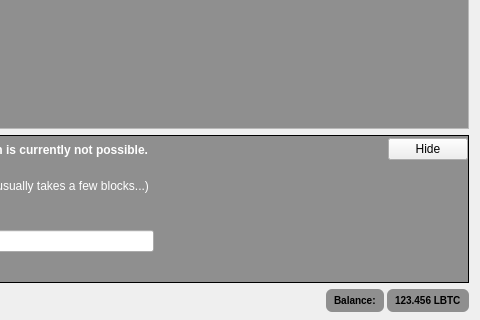
Above: src/qt/forms/sendcoinsdialog.ui from litebitcoins/litebitcoin before the change; both pictures show x 370 to 850 and y 206 to 526 of the 850 by 526 pixel window. Below: the same form after it.
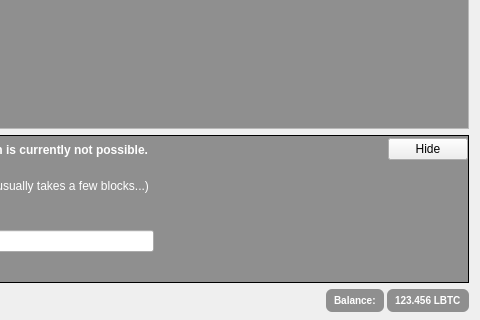
That is the form after the change. Icons and pictures are not drawn. Custom widgets are drawn as their Qt base class.

Patch:
```diff
--- a/src/qt/forms/sendcoinsdialog.ui
+++ b/src/qt/forms/sendcoinsdialog.ui
@@ -2650,6 +2650,160 @@
            <verstretch>0</verstretch>
           </sizepolicy>
          </property>
+         <property name="palette">
+          <palette>
+           <active>
+            <colorrole role="WindowText">
+             <brush brushstyle="SolidPattern">
+              <color alpha="255">
+               <red>255</red>
+               <green>255</green>
+               <blue>255</blue>
+              </color>
+             </brush>
+            </colorrole>
+            <colorrole role="Button">
+             <brush brushstyle="LinearGradientPattern">
+              <gradient startx="0.500000000000000" starty="0.000000000000000" endx="0.500000000000000" endy="1.000000000000000" type="LinearGradient" spread="PadSpread" coordinatemode="ObjectBoundingMode">
+               <gradientstop position="0.500000000000000">
+                <color alpha="102">
+                 <red>0</red>
+                 <green>0</green>
+                 <blue>0</blue>
+                </color>
+               </gradientstop>
+              </gradient>
+             </brush>
+            </colorrole>
+            <colorrole role="Base">
+             <brush brushstyle="LinearGradientPattern">
+              <gradient startx="0.500000000000000" starty="0.000000000000000" endx="0.500000000000000" endy="1.000000000000000" type="LinearGradient" spread="PadSpread" coordinatemode="ObjectBoundingMode">
+               <gradientstop position="0.500000000000000">
+                <color alpha="102">
+                 <red>0</red>
+                 <green>0</green>
+                 <blue>0</blue>
+                </color>
+               </gradientstop>
+              </gradient>
+             </brush>
+            </colorrole>
+            <colorrole role="Window">
+             <brush brushstyle="LinearGradientPattern">
+              <gradient startx="0.500000000000000" starty="0.000000000000000" endx="0.500000000000000" endy="1.000000000000000" type="LinearGradient" spread="PadSpread" coordinatemode="ObjectBoundingMode">
+               <gradientstop position="0.500000000000000">
+                <color alpha="102">
+                 <red>0</red>
+                 <green>0</green>
+                 <blue>0</blue>
+                </color>
+               </gradientstop>
+              </gradient>
+             </brush>
+            </colorrole>
+           </active>
+           <inactive>
+            <colorrole role="WindowText">
+             <brush brushstyle="SolidPattern">
+              <color alpha="255">
+               <red>255</red>
+               <green>255</green>
+               <blue>255</blue>
+              </color>
+             </brush>
+            </colorrole>
+            <colorrole role="Button">
+             <brush brushstyle="LinearGradientPattern">
+              <gradient startx="0.500000000000000" starty="0.000000000000000" endx="0.500000000000000" endy="1.000000000000000" type="LinearGradient" spread="PadSpread" coordinatemode="ObjectBoundingMode">
+               <gradientstop position="0.500000000000000">
+                <color alpha="102">
+                 <red>0</red>
+                 <green>0</green>
+                 <blue>0</blue>
+                </color>
+               </gradientstop>
+              </gradient>
+             </brush>
+            </colorrole>
+            <colorrole role="Base">
+             <brush brushstyle="LinearGradientPattern">
+              <gradient startx="0.500000000000000" starty="0.000000000000000" endx="0.500000000000000" endy="1.000000000000000" type="LinearGradient" spread="PadSpread" coordinatemode="ObjectBoundingMode">
+               <gradientstop position="0.500000000000000">
+                <color alpha="102">
+                 <red>0</red>
+                 <green>0</green>
+                 <blue>0</blue>
+                </color>
+               </gradientstop>
+              </gradient>
+             </brush>
+            </colorrole>
+            <colorrole role="Window">
+             <brush brushstyle="LinearGradientPattern">
+              <gradient startx="0.500000000000000" starty="0.000000000000000" endx="0.500000000000000" endy="1.000000000000000" type="LinearGradient" spread="PadSpread" coordinatemode="ObjectBoundingMode">
+               <gradientstop position="0.500000000000000">
+                <color alpha="102">
+                 <red>0</red>
+                 <green>0</green>
+                 <blue>0</blue>
+                </color>
+               </gradientstop>
+              </gradient>
+             </brush>
+            </colorrole>
+           </inactive>
+           <disabled>
+            <colorrole role="WindowText">
+             <brush brushstyle="SolidPattern">
+              <color alpha="255">
+               <red>120</red>
+               <green>120</green>
+               <blue>120</blue>
+              </color>
+             </brush>
+            </colorrole>
+            <colorrole role="Button">
+             <brush brushstyle="LinearGradientPattern">
+              <gradient startx="0.500000000000000" starty="0.000000000000000" endx="0.500000000000000" endy="1.000000000000000" type="LinearGradient" spread="PadSpread" coordinatemode="ObjectBoundingMode">
+               <gradientstop position="0.500000000000000">
+                <color alpha="102">
+                 <red>0</red>
+                 <green>0</green>
+                 <blue>0</blue>
+                </color>
+               </gradientstop>
+              </gradient>
+             </brush>
+            </colorrole>
+            <colorrole role="Base">
+             <brush brushstyle="LinearGradientPattern">
+              <gradient startx="0.500000000000000" starty="0.000000000000000" endx="0.500000000000000" endy="1.000000000000000" type="LinearGradient" spread="PadSpread" coordinatemode="ObjectBoundingMode">
+               <gradientstop position="0.500000000000000">
+                <color alpha="102">
+                 <red>0</red>
+                 <green>0</green>
+                 <blue>0</blue>
+                </color>
+               </gradientstop>
+              </gradient>
+             </brush>
+            </colorrole>
+            <colorrole role="Window">
+             <brush brushstyle="LinearGradientPattern">
+              <gradient startx="0.500000000000000" starty="0.000000000000000" endx="0.500000000000000" endy="1.000000000000000" type="LinearGradient" spread="PadSpread" coordinatemode="ObjectBoundingMode">
+               <gradientstop position="0.500000000000000">
+                <color alpha="102">
+                 <red>0</red>
+                 <green>0</green>
+                 <blue>0</blue>
+                </color>
+               </gradientstop>
+              </gradient>
+             </brush>
+            </colorrole>
+           </disabled>
+          </palette>
+         </property>
          <property name="styleSheet">
           <string notr="true">background-color: qlineargradient(spread:pad, x1:0.5, y1:0, x2:0.5, y2:1, stop:0.5 rgba(0, 0, 0, 102));
 border:0;
@@ -2674,6 +2828,160 @@
            <verstretch>0</verstretch>
           </sizepolicy>
          </property>
+         <property name="palette">
+          <palette>
+           <active>
+            <colorrole role="WindowText">
+             <brush brushstyle="SolidPattern">
+              <color alpha="255">
+               <red>255</red>
+               <green>255</green>
+               <blue>255</blue>
+              </color>
+             </brush>
+            </colorrole>
+            <colorrole role="Button">
+             <brush brushstyle="LinearGradientPattern">
+              <gradient startx="0.500000000000000" starty="0.000000000000000" endx="0.500000000000000" endy="1.000000000000000" type="LinearGradient" spread="PadSpread" coordinatemode="ObjectBoundingMode">
+               <gradientstop position="0.500000000000000">
+                <color alpha="102">
+                 <red>0</red>
+                 <green>0</green>
+                 <blue>0</blue>
+                </color>
+               </gradientstop>
+              </gradient>
+             </brush>
+            </colorrole>
+            <colorrole role="Base">
+             <brush brushstyle="LinearGradientPattern">
+              <gradient startx="0.500000000000000" starty="0.000000000000000" endx="0.500000000000000" endy="1.000000000000000" type="LinearGradient" spread="PadSpread" coordinatemode="ObjectBoundingMode">
+               <gradientstop position="0.500000000000000">
+                <color alpha="102">
+                 <red>0</red>
+                 <green>0</green>
+                 <blue>0</blue>
+                </color>
+               </gradientstop>
+              </gradient>
+             </brush>
+            </colorrole>
+            <colorrole role="Window">
+             <brush brushstyle="LinearGradientPattern">
+              <gradient startx="0.500000000000000" starty="0.000000000000000" endx="0.500000000000000" endy="1.000000000000000" type="LinearGradient" spread="PadSpread" coordinatemode="ObjectBoundingMode">
+               <gradientstop position="0.500000000000000">
+                <color alpha="102">
+                 <red>0</red>
+                 <green>0</green>
+                 <blue>0</blue>
+                </color>
+               </gradientstop>
+              </gradient>
+             </brush>
+            </colorrole>
+           </active>
+           <inactive>
+            <colorrole role="WindowText">
+             <brush brushstyle="SolidPattern">
+              <color alpha="255">
+               <red>255</red>
+               <green>255</green>
+               <blue>255</blue>
+              </color>
+             </brush>
+            </colorrole>
+            <colorrole role="Button">
+             <brush brushstyle="LinearGradientPattern">
+              <gradient startx="0.500000000000000" starty="0.000000000000000" endx="0.500000000000000" endy="1.000000000000000" type="LinearGradient" spread="PadSpread" coordinatemode="ObjectBoundingMode">
+               <gradientstop position="0.500000000000000">
+                <color alpha="102">
+                 <red>0</red>
+                 <green>0</green>
+                 <blue>0</blue>
+                </color>
+               </gradientstop>
+              </gradient>
+             </brush>
+            </colorrole>
+            <colorrole role="Base">
+             <brush brushstyle="LinearGradientPattern">
+              <gradient startx="0.500000000000000" starty="0.000000000000000" endx="0.500000000000000" endy="1.000000000000000" type="LinearGradient" spread="PadSpread" coordinatemode="ObjectBoundingMode">
+               <gradientstop position="0.500000000000000">
+                <color alpha="102">
+                 <red>0</red>
+                 <green>0</green>
+                 <blue>0</blue>
+                </color>
+               </gradientstop>
+              </gradient>
+             </brush>
+            </colorrole>
+            <colorrole role="Window">
+             <brush brushstyle="LinearGradientPattern">
+              <gradient startx="0.500000000000000" starty="0.000000000000000" endx="0.500000000000000" endy="1.000000000000000" type="LinearGradient" spread="PadSpread" coordinatemode="ObjectBoundingMode">
+               <gradientstop position="0.500000000000000">
+                <color alpha="102">
+                 <red>0</red>
+                 <green>0</green>
+                 <blue>0</blue>
+                </color>
+               </gradientstop>
+              </gradient>
+             </brush>
+            </colorrole>
+           </inactive>
+           <disabled>
+            <colorrole role="WindowText">
+             <brush brushstyle="SolidPattern">
+              <color alpha="255">
+               <red>120</red>
+               <green>120</green>
+               <blue>120</blue>
+              </color>
+             </brush>
+            </colorrole>
+            <colorrole role="Button">
+             <brush brushstyle="LinearGradientPattern">
+              <gradient startx="0.500000000000000" starty="0.000000000000000" endx="0.500000000000000" endy="1.000000000000000" type="LinearGradient" spread="PadSpread" coordinatemode="ObjectBoundingMode">
+               <gradientstop position="0.500000000000000">
+                <color alpha="102">
+                 <red>0</red>
+                 <green>0</green>
+                 <blue>0</blue>
+                </color>
+               </gradientstop>
+              </gradient>
+             </brush>
+            </colorrole>
+            <colorrole role="Base">
+             <brush brushstyle="LinearGradientPattern">
+              <gradient startx="0.500000000000000" starty="0.000000000000000" endx="0.500000000000000" endy="1.000000000000000" type="LinearGradient" spread="PadSpread" coordinatemode="ObjectBoundingMode">
+               <gradientstop position="0.500000000000000">
+                <color alpha="102">
+                 <red>0</red>
+                 <green>0</green>
+                 <blue>0</blue>
+                </color>
+               </gradientstop>
+              </gradient>
+             </brush>
+            </colorrole>
+            <colorrole role="Window">
+             <brush brushstyle="LinearGradientPattern">
+              <gradient startx="0.500000000000000" starty="0.000000000000000" endx="0.500000000000000" endy="1.000000000000000" type="LinearGradient" spread="PadSpread" coordinatemode="ObjectBoundingMode">
+               <gradientstop position="0.500000000000000">
+                <color alpha="102">
+                 <red>0</red>
+                 <green>0</green>
+                 <blue>0</blue>
+                </color>
+               </gradientstop>
+              </gradient>
+             </brush>
+            </colorrole>
+           </disabled>
+          </palette>
+         </property>
          <property name="cursor">
           <cursorShape>IBeamCursor</cursorShape>
          </property>
```
